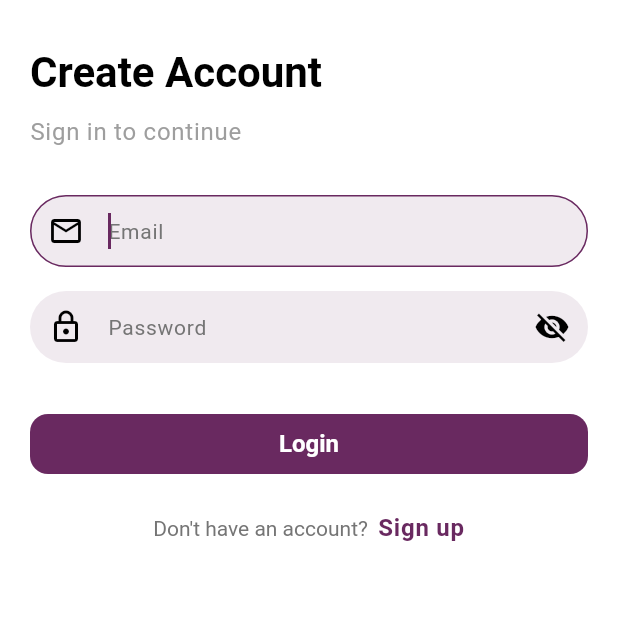
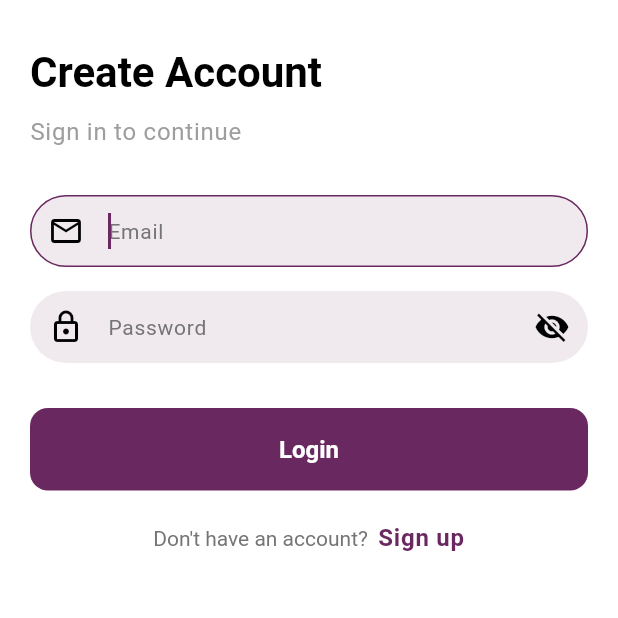
Before and after one commit to piro-piyush/chat_app, a Flutter app: the screen it shows after launch, on a phone screen of 412 x 824 dp, the top half of it. Run offline on Flutter 3.47's test engine with Material 3 defaults, Android fonts, the phone set to English and light mode, and no system bars; our stand-ins replace cloud_firestore, firebase_auth, firebase_core; accounts and stored records are empty.

Commit message:
feat: Update Custom Button and add Android permissions
This commit updates the `CustomButton` widget and adds necessary permissions to the Android manifest.

Key changes:

-   Modified `CustomButton`:
    -   Removed the `horizontal` padding, added `vertical` padding, so the padding became uniform.
    -   Removed button's elevation.
-   Added permissions to `AndroidManifest.xml`:
    -   Added `READ_CONTACTS`, `WRITE_CONTACTS`, and `INTERNET` permissions.

```diff
--- a/lib/core/common/custom_button.dart
+++ b/lib/core/common/custom_button.dart
@@ -23,9 +23,10 @@ class CustomButton extends StatelessWidget {
                   await onPressed?.call();
                 },
         style: ElevatedButton.styleFrom(
+          elevation: 0,
           backgroundColor: Theme.of(context).colorScheme.primary,
           foregroundColor: Colors.black87,
-          padding: EdgeInsets.symmetric(horizontal: 16),
+          padding: const EdgeInsets.symmetric(vertical: 18),
           shape: RoundedRectangleBorder(
             borderRadius: BorderRadius.circular(12),
           ),
```
